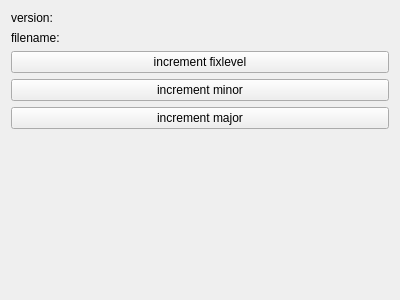
Before: the Qt Designer form DevelopmentHelper/RequireFileHelper.ui in Ulle84/UllesSourceCode, drawn with Qt 5.
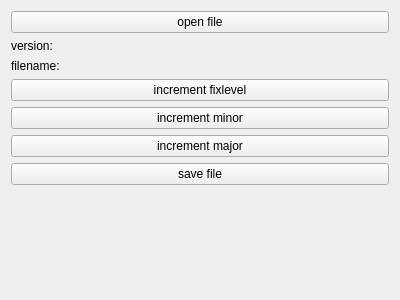
After: the same form once the commit is applied.

What changed in the file:
```diff
--- a/DevelopmentHelper/RequireFileHelper.ui
+++ b/DevelopmentHelper/RequireFileHelper.ui
@@ -14,56 +14,7 @@
    <string>Form</string>
   </property>
   <layout class="QGridLayout" name="gridLayout">
-   <item row="1" column="1">
-    <widget class="QLabel" name="labelFileName">
-     <property name="text">
-      <string/>
-     </property>
-    </widget>
-   </item>
-   <item row="3" column="0" colspan="2">
-    <widget class="QPushButton" name="pushButtonMinor">
-     <property name="text">
-      <string>increment minor</string>
-     </property>
-    </widget>
-   </item>
-   <item row="1" column="0">
-    <widget class="QLabel" name="label_3">
-     <property name="text">
-      <string>filename: </string>
-     </property>
-    </widget>
-   </item>
-   <item row="4" column="0" colspan="2">
-    <widget class="QPushButton" name="pushButtonMajor">
-     <property name="text">
-      <string>increment major</string>
-     </property>
-    </widget>
-   </item>
-   <item row="0" column="1">
-    <widget class="QLabel" name="labelVersion">
-     <property name="text">
-      <string/>
-     </property>
-    </widget>
-   </item>
-   <item row="0" column="0">
-    <widget class="QLabel" name="label">
-     <property name="text">
-      <string>version:</string>
-     </property>
-    </widget>
-   </item>
-   <item row="2" column="0" colspan="2">
-    <widget class="QPushButton" name="pushButtonFixlevel">
-     <property name="text">
-      <string>increment fixlevel</string>
-     </property>
-    </widget>
-   </item>
-   <item row="5" column="0">
+   <item row="7" column="0">
     <spacer name="verticalSpacer">
      <property name="orientation">
       <enum>Qt::Vertical</enum>
@@ -76,6 +27,69 @@
      </property>
     </spacer>
    </item>
+   <item row="3" column="0" colspan="2">
+    <widget class="QPushButton" name="pushButtonFixlevel">
+     <property name="text">
+      <string>increment fixlevel</string>
+     </property>
+    </widget>
+   </item>
+   <item row="1" column="0">
+    <widget class="QLabel" name="label">
+     <property name="text">
+      <string>version:</string>
+     </property>
+    </widget>
+   </item>
+   <item row="1" column="1">
+    <widget class="QLabel" name="labelVersion">
+     <property name="text">
+      <string/>
+     </property>
+    </widget>
+   </item>
+   <item row="5" column="0" colspan="2">
+    <widget class="QPushButton" name="pushButtonMajor">
+     <property name="text">
+      <string>increment major</string>
+     </property>
+    </widget>
+   </item>
+   <item row="2" column="0">
+    <widget class="QLabel" name="label_3">
+     <property name="text">
+      <string>filename: </string>
+     </property>
+    </widget>
+   </item>
+   <item row="4" column="0" colspan="2">
+    <widget class="QPushButton" name="pushButtonMinor">
+     <property name="text">
+      <string>increment minor</string>
+     </property>
+    </widget>
+   </item>
+   <item row="2" column="1">
+    <widget class="QLabel" name="labelFileName">
+     <property name="text">
+      <string/>
+     </property>
+    </widget>
+   </item>
+   <item row="0" column="0" colspan="2">
+    <widget class="QPushButton" name="pushButtonOpen">
+     <property name="text">
+      <string>open file</string>
+     </property>
+    </widget>
+   </item>
+   <item row="6" column="0" colspan="2">
+    <widget class="QPushButton" name="pushButtonSave">
+     <property name="text">
+      <string>save file</string>
+     </property>
+    </widget>
+   </item>
   </layout>
  </widget>
  <resources/>
```
